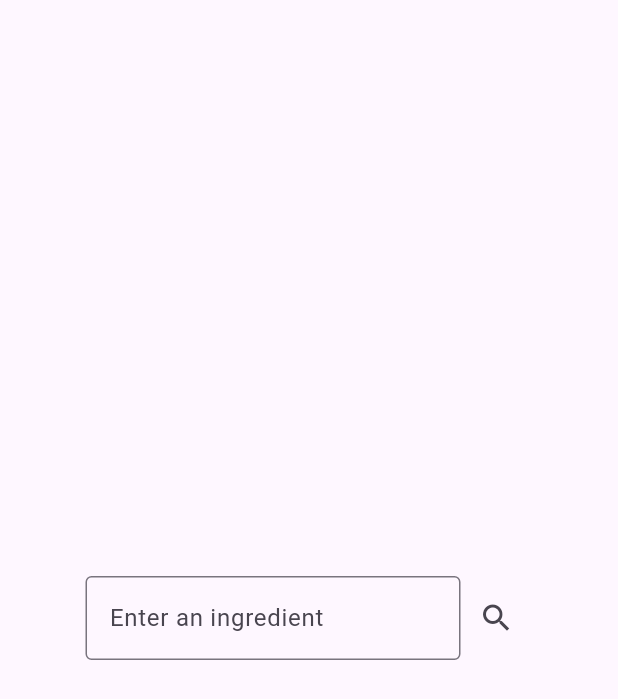
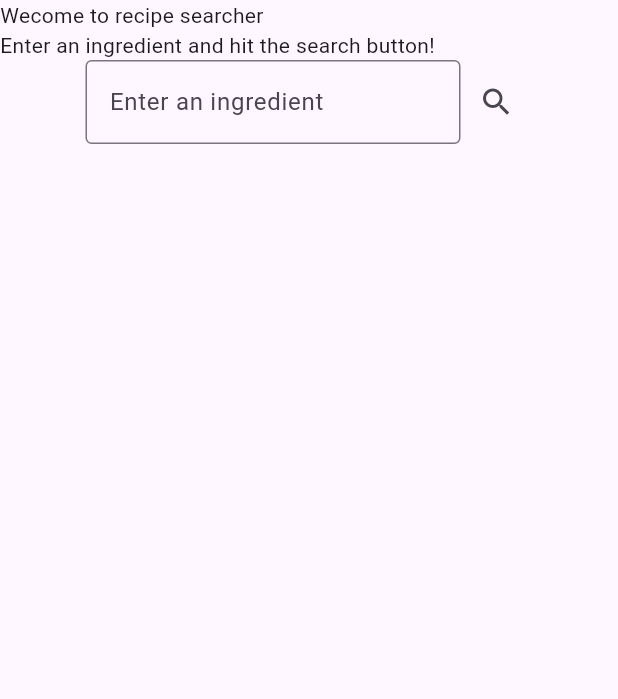
Before and after one commit to elise1365/recipeSearcher, a Flutter app: the screen it shows after launch, on a phone screen of 412 x 824 dp. Shown: the top 699 px of the screen. Run offline on Flutter 3.47's test engine with Material 3 defaults, Android fonts, the phone set to English and light mode, and no system bars; our stand-ins replace google_fonts, supabase_flutter; accounts and stored records are empty.

Commit message:
finalised ui on fullRecipePage and started working on search page

```diff
--- a/lib/searchPage.dart
+++ b/lib/searchPage.dart
@@ -24,7 +24,19 @@ class searchPageState extends State<searchPage> {
   Widget build(BuildContext context) {
     return Scaffold(
       body: Center(
-        child: Row(
+        child: Column(
+          children: [
+            Row(
+              children: [
+                Text('Wecome to recipe searcher')
+              ]
+            ),
+            Row(
+                children: [
+                  Text('Enter an ingredient and hit the search button!')
+                ]
+            ),
+            Row(
                   mainAxisAlignment: MainAxisAlignment.center,
                   children: [
                     SizedBox(
@@ -50,6 +62,8 @@ class searchPageState extends State<searchPage> {
                     )
                   ]
               )
+          ]
+        )
       ),
     );
   }
```
Also changed, not shown: lib/fullRecipeWidget.dart (+12 -7 lines), lib/resultsPage.dart (+10 -5 lines). Lines whose indentation alone changed are shown as unchanged.
